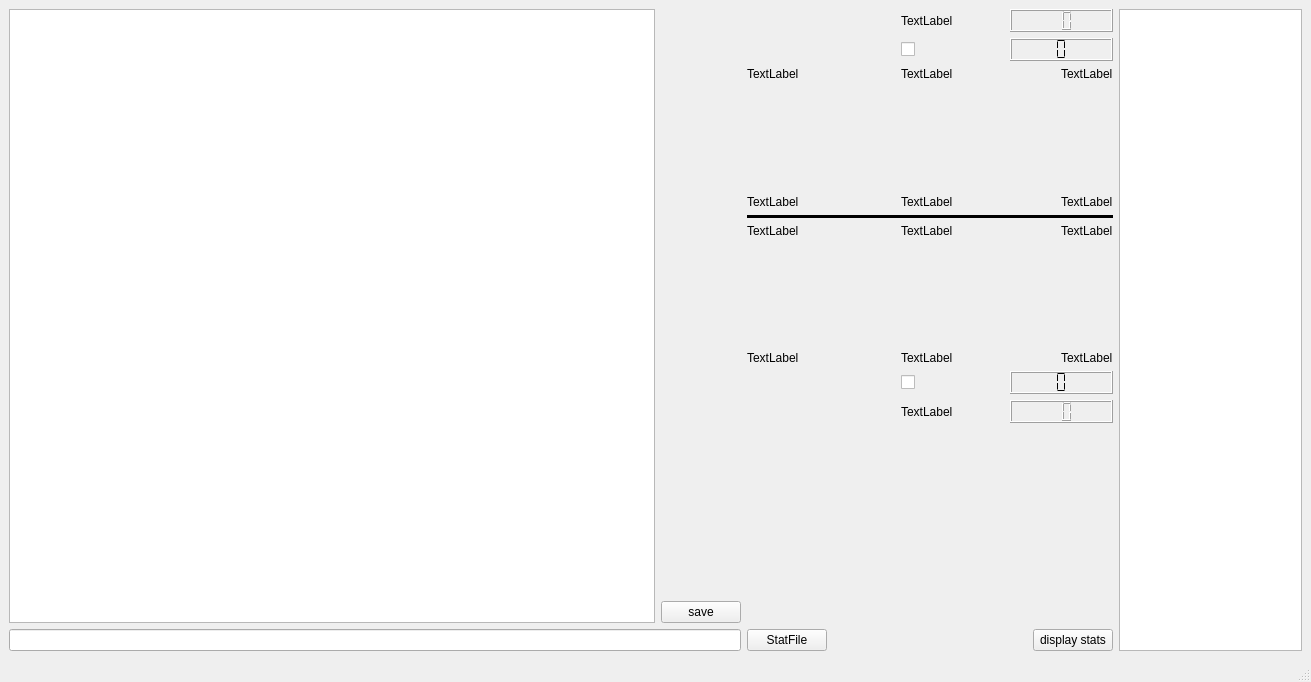
Before: the Qt Designer form datavolley2/uis/first.ui in twicki/datavolley2, drawn with Qt 5.
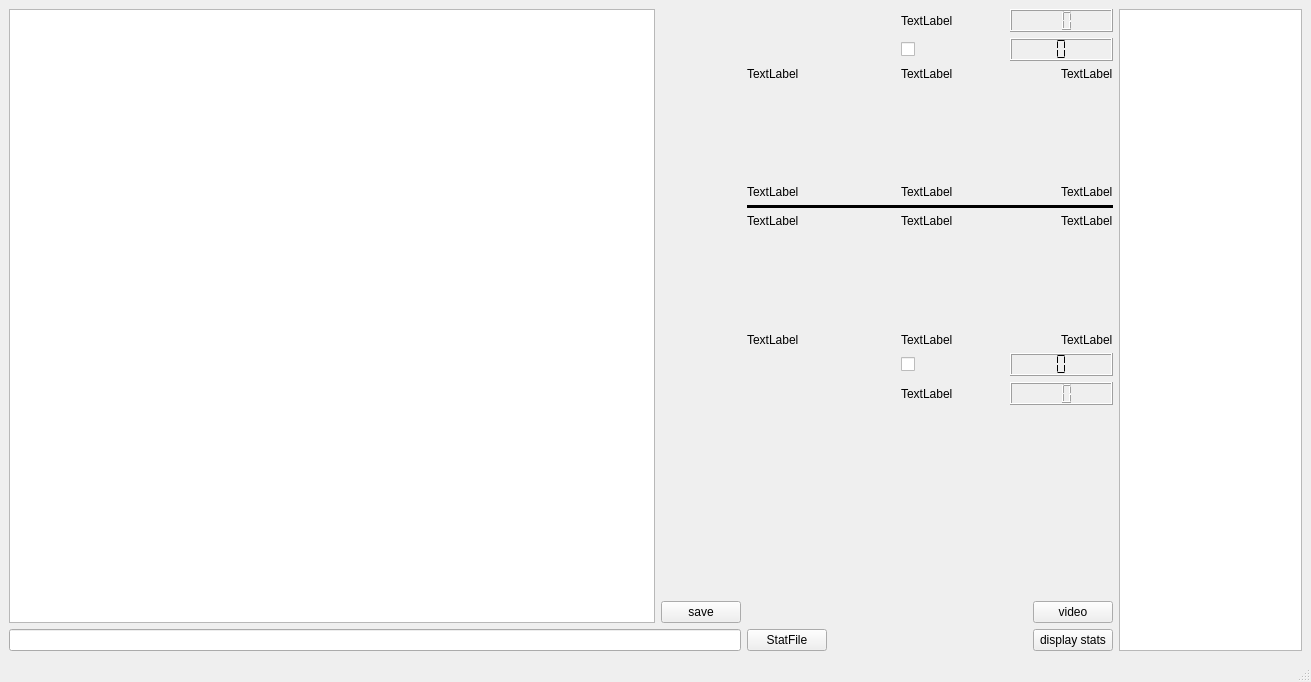
After: the same form once the commit is applied.

Commit message: add video analysis

```diff
--- a/datavolley2/uis/first.ui
+++ b/datavolley2/uis/first.ui
@@ -49,33 +49,40 @@
      <layout class="QGridLayout" name="gridLayout_6">
       <item row="4" column="0">
        <layout class="QGridLayout" name="gridLayout_8">
-        <item row="1" column="1">
-         <spacer name="horizontalSpacer_5">
-          <property name="orientation">
-           <enum>Qt::Horizontal</enum>
-          </property>
-          <property name="sizeHint" stdset="0">
-           <size>
-            <width>40</width>
-            <height>20</height>
-           </size>
-          </property>
-         </spacer>
-        </item>
-        <item row="1" column="2">
-         <widget class="QPushButton" name="pushButton">
-          <property name="text">
-           <string>display stats</string>
-          </property>
-         </widget>
-        </item>
-        <item row="1" column="0">
+        <item row="2" column="0">
          <widget class="QPushButton" name="pushButton_3">
           <property name="text">
            <string>StatFile</string>
           </property>
          </widget>
         </item>
+        <item row="2" column="2">
+         <widget class="QPushButton" name="pushButton">
+          <property name="text">
+           <string>display stats</string>
+          </property>
+         </widget>
+        </item>
+        <item row="2" column="1">
+         <spacer name="horizontalSpacer_5">
+          <property name="orientation">
+           <enum>Qt::Horizontal</enum>
+          </property>
+          <property name="sizeHint" stdset="0">
+           <size>
+            <width>40</width>
+            <height>20</height>
+           </size>
+          </property>
+         </spacer>
+        </item>
+        <item row="1" column="2">
+         <widget class="QPushButton" name="video_analysis">
+          <property name="text">
+           <string>video</string>
+          </property>
+         </widget>
+        </item>
        </layout>
       </item>
       <item row="0" column="0">
```
Left out of the diff: 6 changed lines with no effect on the pictures. The commit also changes 13 other files.
